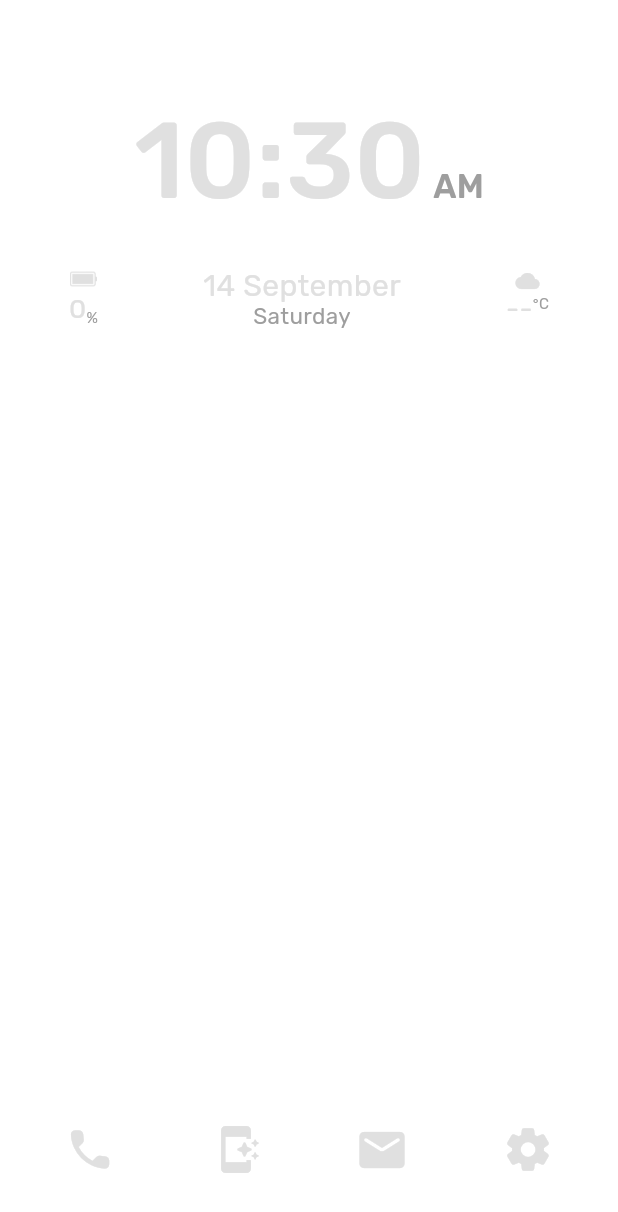
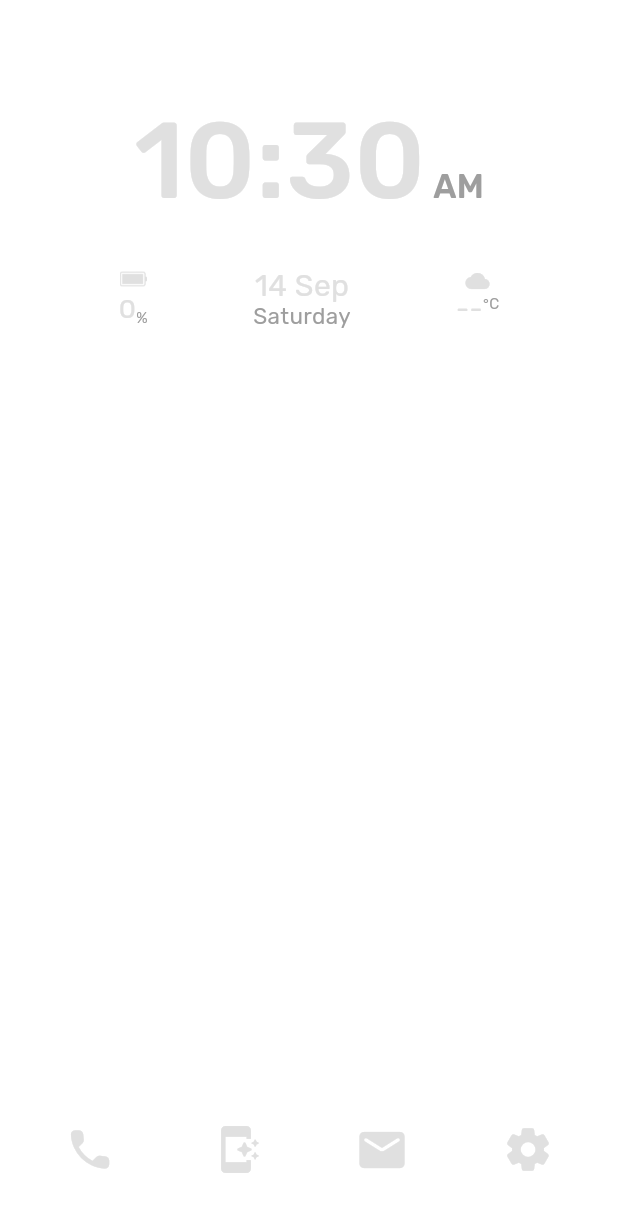
Before and after one commit to 0-manbir/mysticlaunch, a Flutter app: the screen it shows after launch, on a phone screen of 412 x 824 dp. Shown: the top 1212 px of the screen. Run offline on Flutter 3.47's test engine with Material 3 defaults, Android fonts, the phone set to English and light mode, and no system bars; our stand-ins replace file_picker, geolocator, permission_handler, shared_preferences, weather; missing offline and left inert: android_intent_plus, battery_info, device_apps, flutter_alarm_clock, flutter_wallpaper_manager.

Commit message:
Change Month Name to Month Abbr

```diff
--- a/lib/pages/home_screen.dart
+++ b/lib/pages/home_screen.dart
@@ -643,7 +643,7 @@ class _HomeScreenState extends State<HomeScreen> {
                   children: [
                     Container(height: 6),
                     Text(
-                      "${DateTime.now().day.toString()} ${DateFormat.MMMM().format(DateTime.now())}",
+                      "${DateTime.now().day.toString()} ${DateFormat.MMM().format(DateTime.now())}",
                       style: TextStyle(
                         fontSize: 20,
                         color: lightTextColor,
```
